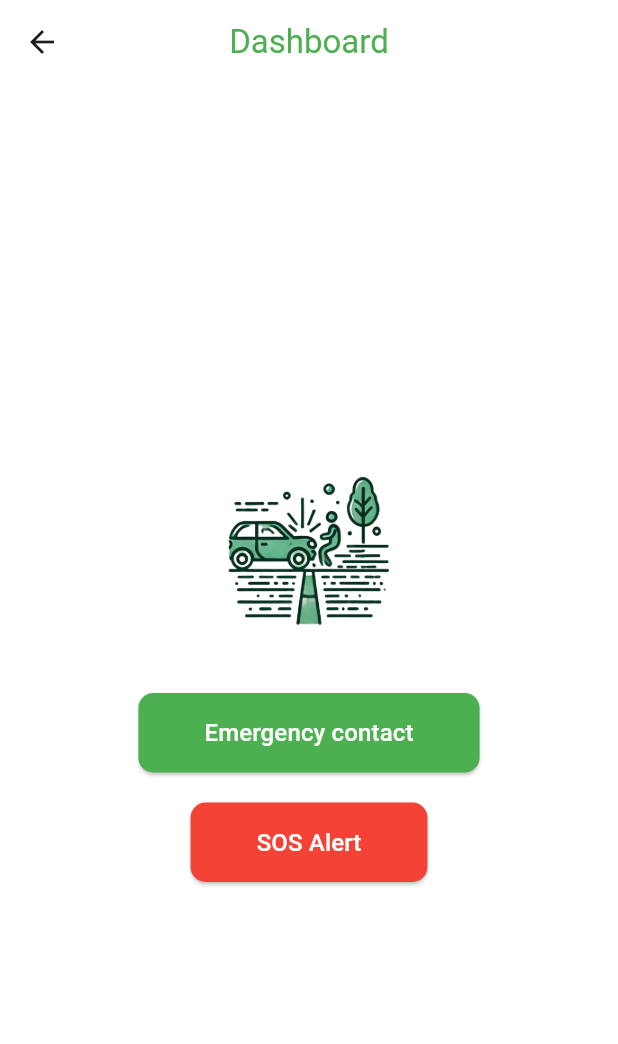
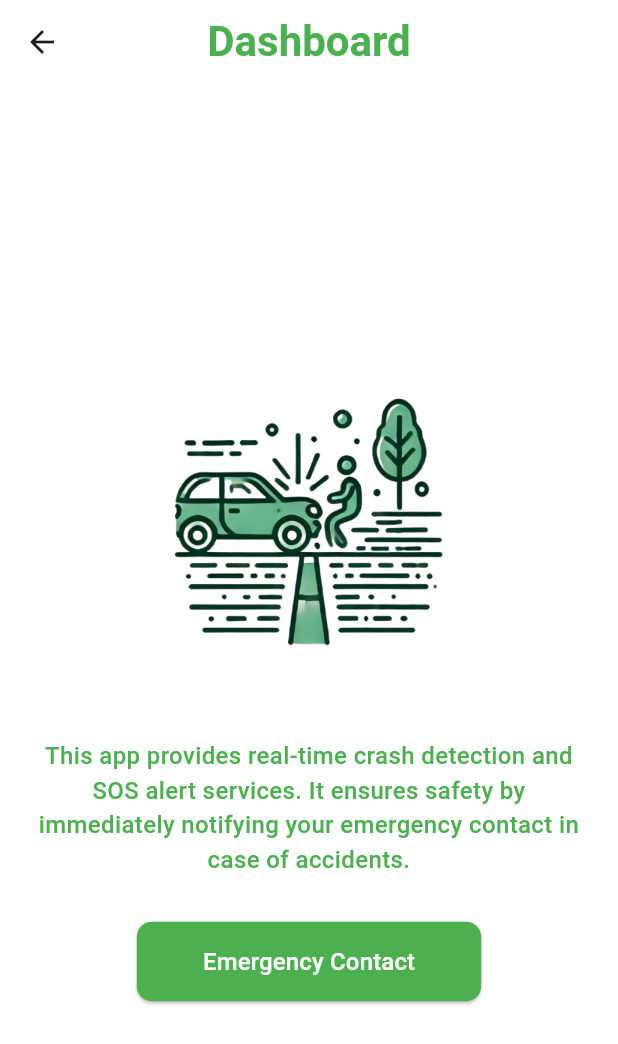
Before and after one commit to Kazim68/Traffic-Accident-Alerting-System, a Flutter app: the DashboardScreen screen opened directly, on a phone screen of 412 x 824 dp. Shown: the top 1044 px of the screen. Run offline on Flutter 3.47's test engine with Material 3 defaults, Android fonts, the phone set to English and light mode, and no system bars; our stand-ins replace sensors_plus.

Commit message:
accident detection added

```diff
--- a/my_app/lib/dashboard_screen.dart
+++ b/my_app/lib/dashboard_screen.dart
@@ -1,34 +1,81 @@
 import 'package:flutter/material.dart';
-import '../emergency_contact_screen.dart';
-import '../sos_alert_screen.dart';
+import "../services/crash_detection_service.dart";
+import './emergency_contact_screen.dart';
 
-class DashboardScreen extends StatelessWidget {
-  const DashboardScreen({super.key});
+class DashboardScreen extends StatefulWidget {
+  const DashboardScreen({Key? key}) : super(key: key);
+
+  @override
+  State<DashboardScreen> createState() => _DashboardScreenState();
+}
+
+class _DashboardScreenState extends State<DashboardScreen> {
+  late CrashDetectionService crashDetectionService;
+
+  @override
+  void initState() {
+    super.initState();
+    crashDetectionService = CrashDetectionService();
+    crashDetectionService.startListeningForCrashes(context); // Start crash detection
+  }
+
+  @override
+  void dispose() {
+    crashDetectionService.stopListening(); // Stop crash detection
+    super.dispose();
+  }
 
   @override
   Widget build(BuildContext context) {
   return Scaffold(
     appBar: AppBar(
-        title: const Text('Dashboard', style: TextStyle(color: Colors.green)),
       backgroundColor: Colors.white,
       elevation: 0,
       centerTitle: true,
+      title: const Text(
+        'Dashboard',
+        style: TextStyle(
+          color: Colors.green,
+          fontSize: 28, // Increased font size
+          fontWeight: FontWeight.bold,
+        ),
+      ),
     ),
     body: Center(
+      child: Padding(
+        padding: const EdgeInsets.symmetric(horizontal: 16.0, vertical: 20.0),
         child: Column(
           mainAxisAlignment: MainAxisAlignment.center,
+          crossAxisAlignment: CrossAxisAlignment.center,
           children: [
-            // Image widget for the illustration
+            // Shifted the image upwards and increased size
+            const SizedBox(height: 10), // Adjust spacing above the image
             Image.asset(
-              'assets/images/car_accident.png', // Place your image in assets/images folder
-              width: 150,
-              height: 150,
+              'assets/images/car_accident.png', // Replace with your project image path
+              width: 250, // Increased width
+              height: 250, // Increased height
+              fit: BoxFit.cover,
             ),
-            const SizedBox(height: 20), // Add spacing
-            // Emergency Contact button
+
+            const SizedBox(height: 20), // Space between the image and description
+
+            // App description
+            const Text(
+              'This app provides real-time crash detection and SOS alert services. '
+              'It ensures safety by immediately notifying your emergency contact in case of accidents.',
+              textAlign: TextAlign.center,
+              style: TextStyle(
+                fontSize: 16,
+                color: Colors.green, // Matching the green color scheme
+                fontWeight: FontWeight.w500, // Medium weight for better readability
+              ),
+            ),
+
+            const SizedBox(height: 30), // Space between the description and button
+
+            // Emergency Contact Button
             ElevatedButton(
               onPressed: () {
-                // Navigate to Emergency Contact Screen
                 Navigator.push(
                   context,
                   MaterialPageRoute(builder: (context) => EmergencyContactScreen()),
@@ -43,39 +90,20 @@ class DashboardScreen extends StatelessWidget {
               child: const Padding(
                 padding: EdgeInsets.symmetric(horizontal: 20, vertical: 15),
                 child: Text(
-                  'Emergency contact',
-                  style: TextStyle(color: Colors.white, fontSize: 16),
+                  'Emergency Contact',
+                  style: TextStyle(
+                    color: Colors.white,
+                    fontSize: 16,
                   ),
-              ),
-            ),
-            const SizedBox(height: 20), // Add spacing
-            // SOS Alert button
-            ElevatedButton(
-              onPressed: () {
-                // Navigate to SOS Alert Screen
-                Navigator.push(
-                  context,
-                  MaterialPageRoute(builder: (context) => SOSAlertScreen()),
-                );
-              },
-              style: ElevatedButton.styleFrom(
-                backgroundColor: Colors.red, // Button color
-                shape: RoundedRectangleBorder(
-                  borderRadius: BorderRadius.circular(10), // Rounded corners
-                ),
-              ),
-              child: const Padding(
-                padding: EdgeInsets.symmetric(horizontal: 20, vertical: 15),
-                child: Text(
-                  'SOS Alert',
-                  style: TextStyle(color: Colors.white, fontSize: 16),
                 ),
               ),
             ),
           ],
         ),
       ),
-      backgroundColor: Colors.white, // Background color of the screen
+    ),
+    backgroundColor: Colors.white, // Background color
   );
 }
+
 }
--- /dev/null
+++ b/my_app/lib/services/crash_detection_service.dart
@@ -0,0 +1,78 @@
+import 'package:flutter/material.dart';
+import 'package:sensors_plus/sensors_plus.dart';
+import 'dart:math';
+import 'dart:async';
+import '../sos_alert_screen.dart';
+
+class CrashDetectionService {
+  double threshold = 15.0; // Threshold for crash detection (m/s²)
+  int crashDetectionWindow =
+      5; // Number of significant changes to detect a crash
+  Duration timeWindow = Duration(seconds: 2); // Time window to monitor changes
+  List<DateTime> significantChanges = []; // Timestamps of significant changes
+
+  late StreamSubscription<AccelerometerEvent> _subscription;
+
+  double previousX = 0.0, previousY = 0.0, previousZ = 0.0;
+  double alpha =
+      0.1; // Smoothing factor, you can adjust it to control the sensitivity
+
+  double calculateFilteredAcceleration(double x, double y, double z) {
+    // Apply exponential smoothing
+    double filteredX = alpha * x + (1 - alpha) * previousX;
+    double filteredY = alpha * y + (1 - alpha) * previousY;
+    double filteredZ = alpha * z + (1 - alpha) * previousZ;
+
+    // Store the smoothed values for the next iteration
+    previousX = filteredX;
+    previousY = filteredY;
+    previousZ = filteredZ;
+
+    // Calculate the resultant acceleration
+    return sqrt(
+        filteredX * filteredX + filteredY * filteredY + filteredZ * filteredZ);
+  }
+
+  // Start listening for crashes
+  void startListeningForCrashes(BuildContext context) {
+    _subscription = accelerometerEvents.listen((event) {
+      double resultantAcceleration =
+          calculateFilteredAcceleration(event.x, event.y, event.z);
+
+      if (resultantAcceleration > threshold) {
+        significantChanges.add(DateTime.now());
+        cleanOldTimestamps();
+
+        if (significantChanges.length >= crashDetectionWindow) {
+          navigateToSOSAlert(context);
+        }
+      }
+    });
+  }
+
+  // Stop listening for crashes
+  void stopListening() {
+    _subscription.cancel();
+  }
+
+  // Calculate the resultant acceleration
+  double calculateResultantAcceleration(double x, double y, double z) {
+    return sqrt(x * x + y * y + z * z);
+  }
+
+  void cleanOldTimestamps() {
+  significantChanges.removeWhere((timestamp) {
+    return DateTime.now().difference(timestamp) > timeWindow;
+  });
+}
+
+
+  // Navigate to the SOS Alert screen
+  void navigateToSOSAlert(BuildContext context) {
+    stopListening(); // Stop the listener to prevent duplicate navigation
+    Navigator.push(
+      context,
+      MaterialPageRoute(builder: (context) => SOSAlertScreen()),
+    );
+  }
+}
--- a/my_app/pubspec.yaml
+++ b/my_app/pubspec.yaml
@@ -16,6 +16,7 @@ dependencies:
   cupertino_icons: ^1.0.8
   path_provider: ^2.1.5
   sensors_plus: ^3.0.1
+  url_launcher: ^6.1.8
 
 
 dev_dependencies:
```
Also changed, not shown: my_app/lib/main.dart (+3 -95 lines), my_app/lib/sos_alert_screen.dart (+50 -9 lines), my_app/pubspec.lock, 5 other files. Lines whose indentation alone changed are shown as unchanged.
